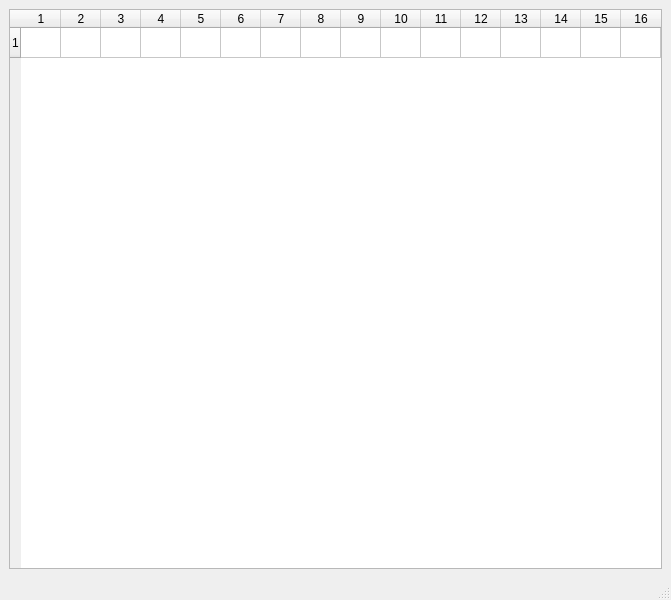
TopiLep/QtChip8, file src/ui/memorywindow.ui: the form before one commit.
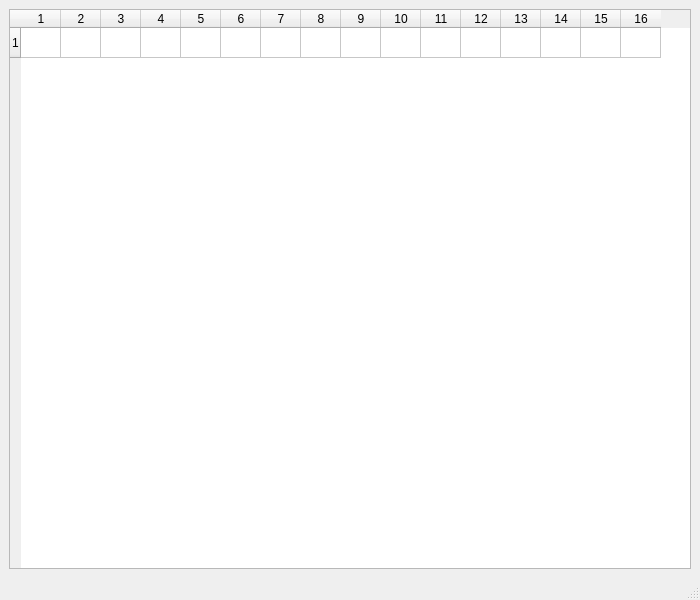
The form after the commit.

Commit message: Refactor display/timers and polish UI

Patch:
```diff
--- a/src/ui/memorywindow.ui
+++ b/src/ui/memorywindow.ui
@@ -6,7 +6,7 @@
    <rect>
     <x>0</x>
     <y>0</y>
-    <width>671</width>
+    <width>700</width>
     <height>600</height>
    </rect>
   </property>
```
Left out of the diff: 4 changed lines with no effect on the pictures. The commit also changes 5 other files.
